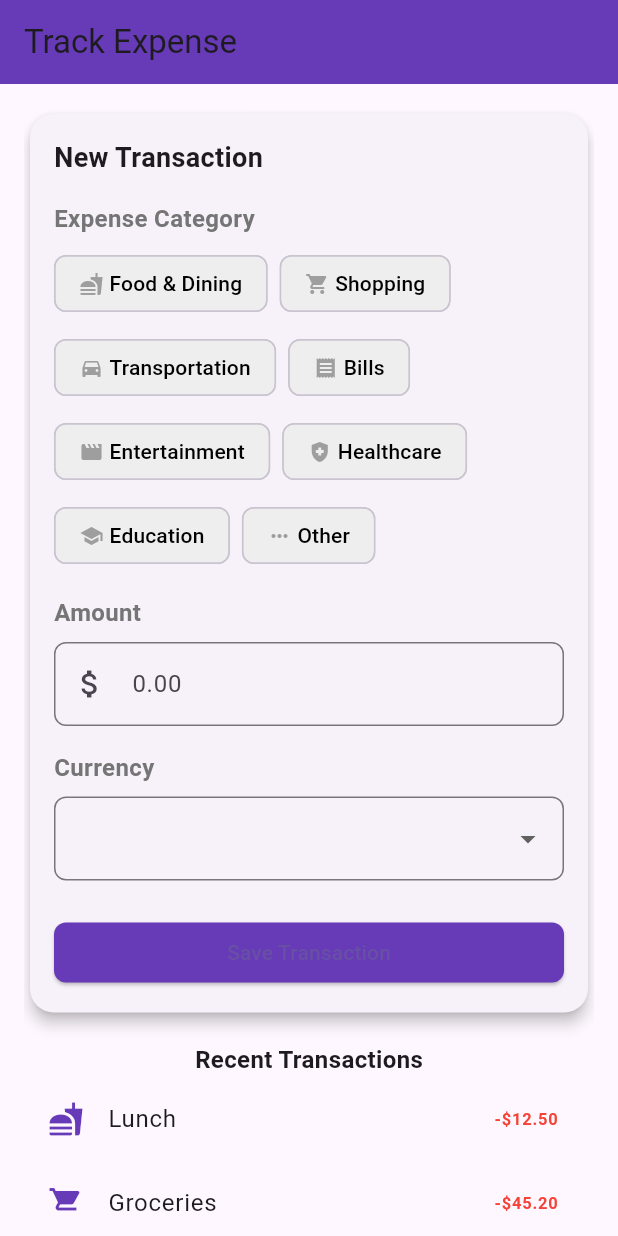
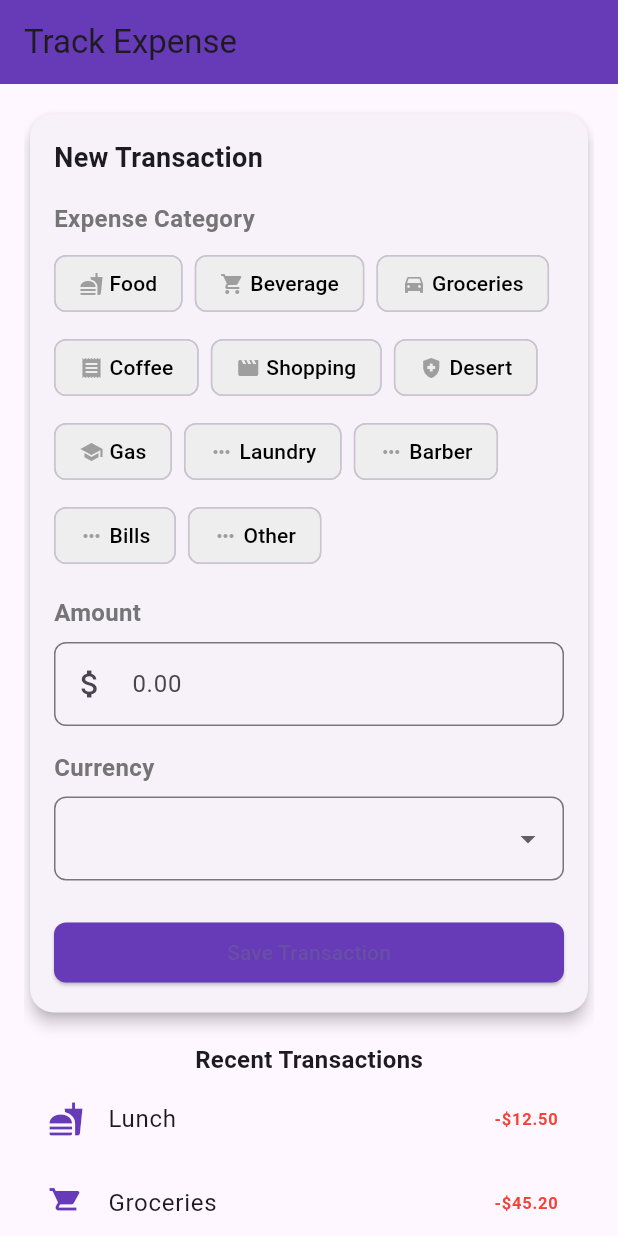
Before and after one commit to Mohammed-Alnaim/MoneyMonitor, a Flutter app: the screen it shows after launch, on a phone screen of 412 x 824 dp. Run offline on Flutter 3.47's test engine with Material 3 defaults, Android fonts, the phone set to English and light mode, and no system bars.

Commit message:
Fixed the Categories and added new ideas

```diff
--- a/lib/main.dart
+++ b/lib/main.dart
@@ -12,6 +12,9 @@
   // make other tabs for the filter options
   // make the process of adding a new entry as easy as possible like making all options be clicked and not typed (such as the amount(find a way to make this easy), the currency can be pre selected)
   // MAKE THE UI MODERN AND GOOD LOOKING
+  // make use of this API to add all currencies https://cdn.jsdelivr.net/npm/@fawazahmed0/currency-api@latest/v1/currencies.json
+  // add a feature to add a new category
+  // add a feature to add a favorite currencies and default currency so that currencies cam always be converted to the default currency
 
   // hard idea::::::
   // see the possibilty of adding an api for different bank accounts such as alrajhi so that the data can be logged automatically
@@ -24,13 +27,16 @@
 
 class _MoneyMonitorAppState extends State<MoneyMonitorApp> {
   final List<Map<String, dynamic>> spendingOptions = [
-    {"icon": Icons.fastfood, "label": "Food & Dining"},
-    {"icon": Icons.shopping_cart, "label": "Shopping"},
-    {"icon": Icons.directions_car, "label": "Transportation"},
-    {"icon": Icons.receipt, "label": "Bills"},
-    {"icon": Icons.movie, "label": "Entertainment"},
-    {"icon": Icons.health_and_safety, "label": "Healthcare"},
-    {"icon": Icons.school, "label": "Education"},
+    {"icon": Icons.fastfood, "label": "Food"},
+    {"icon": Icons.shopping_cart, "label": "Beverage"},
+    {"icon": Icons.directions_car, "label": "Groceries"},
+    {"icon": Icons.receipt, "label": "Coffee"},
+    {"icon": Icons.movie, "label": "Shopping"},
+    {"icon": Icons.health_and_safety, "label": "Desert"},
+    {"icon": Icons.school, "label": "Gas"},
+    {"icon": Icons.more_horiz, "label": "Laundry"},
+    {"icon": Icons.more_horiz, "label": "Barber"},
+    {"icon": Icons.more_horiz, "label": "Bills"},
     {"icon": Icons.more_horiz, "label": "Other"},
   ];
   final List<String> currencies = ["SAR", "USD", "EUR", "TRY", "Other"];
```
